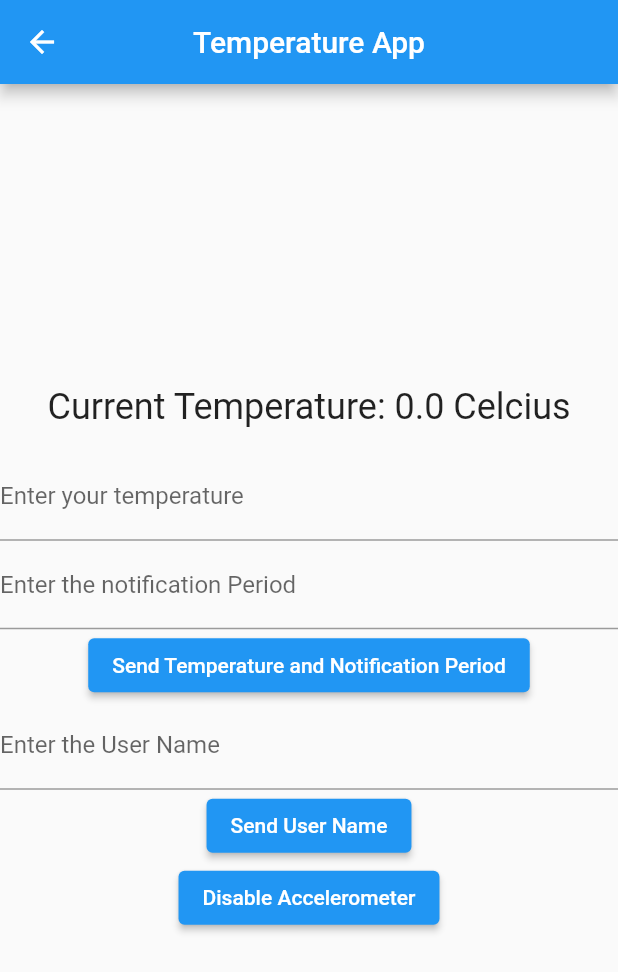
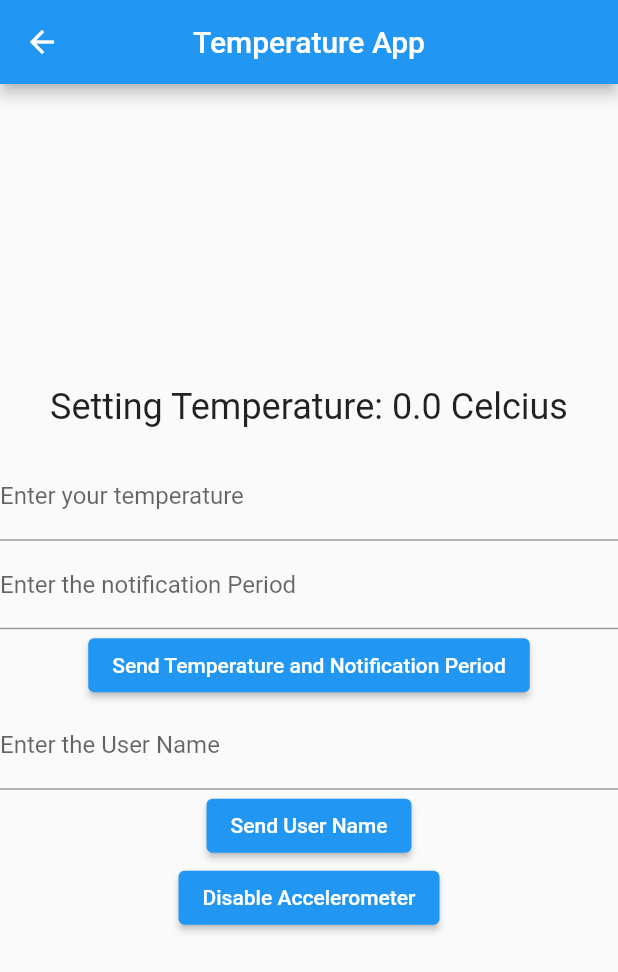
Before and after one commit to HAMMAD88/temperature-flutter, a Flutter app: the TemperaturePage screen opened directly with empty values, after a tap on "Enable Accelerometer", on a phone screen of 412 x 824 dp. Shown: the top 972 px of the screen. Run offline on Flutter 3.47's test engine with Material 2 defaults, Android fonts, the phone set to English and light mode, and no system bars; our stand-ins replace sensors, vibration; network calls fail.

Commit message:
Added setted  temperature on the display

```diff
--- a/lib/main.dart
+++ b/lib/main.dart
@@ -5,7 +5,6 @@ import 'dart:math';
 import 'package:flutter/material.dart';
 import 'package:http/http.dart' as http;
 import 'package:sensors/sensors.dart';
-// import 'package:sensors_plus/sensors_plus.dart';
 import 'package:vibration/vibration.dart';
 void main() {
   runApp(const MyApp());
@@ -107,6 +106,7 @@ class _TemperaturePageState extends State<TemperaturePage> {
   late StreamSubscription<AccelerometerEvent> _subscription;
   late double _temp;
   late double _newtemp;
+  late double _finaltemp;
   bool check = false;
 
 
@@ -118,11 +118,12 @@ class _TemperaturePageState extends State<TemperaturePage> {
     _temperature = '-';
     _temp = 0;
     _newtemp = 0;
+    _finaltemp = 0;
     _temperatureController = TextEditingController();
     _notifyperiod = TextEditingController();
     _username = TextEditingController();
     _startFetchingTemperature();
-    _startFetchingAngle();// _listenToRotation();
+    _startFetchingAngle();
 
   }
 
@@ -142,12 +143,8 @@ class _TemperaturePageState extends State<TemperaturePage> {
       final temperature = json['temp'];
       print('Temperature: $temperature');
       setState(() {
-        // _temperature = temperature.toString();
         double beta = double.parse(temperature);
         _temp = beta;
-        // if (beta > 25){
-        //   Vibration.vibrate(duration: 1000);
-        // }
       });
 
     } catch (e) {
@@ -160,14 +157,11 @@ class _TemperaturePageState extends State<TemperaturePage> {
           'http://${widget.ipAddress}:8000/api/settings/'));
       final json = jsonDecode(response.body);
       final temperature = json['temp'];
-      print('Temperature: $temperature');
       setState(() {
-        // _temperature = temperature.toString();
+
         double beta = double.parse(temperature);
         _newtemp = beta;
-        // if (beta > 25){
-        //   Vibration.vibrate(duration: 1000);
-        // }
+
       });
 
     } catch (e) {
@@ -177,21 +171,9 @@ class _TemperaturePageState extends State<TemperaturePage> {
 
   void _startFetchingTemperature() {
     Future.delayed(const Duration(milliseconds: 500)).then((_) {
-      //stopListeningToAccelerometer();
+
       _fetchTemperature();
       _fetchNewTemperature();
-      // (put in the if below).
-      //if (widget._isEnabled){
-
-       // _listenToRotation();
-         // Future.delayed(const Duration(milliseconds: 50));
-      //   _sendAngle(_angle);
-         //stopListeningToAccelerometer();
-      //}
-
-      // else{
-      //   stopListeningToAccelerometer();
-      // }
       _startFetchingTemperature();
 
     });
@@ -220,18 +202,15 @@ class _TemperaturePageState extends State<TemperaturePage> {
       check = !check;
 
     });
-    //stopListeningToAccelerometer();
   }
 
   void _listenToRotation() {
     _subscription = accelerometerEvents.listen((AccelerometerEvent event) {
       setState(() {
         _angle = event.x;
-        print(_angle);
       });
     }
     );
-   // _sendAngle(_angle);
   }
   void stopListeningToAccelerometer() {
     if (_subscription != null) {
@@ -246,7 +225,8 @@ class _TemperaturePageState extends State<TemperaturePage> {
       }
        double t = -(angle * 0.5);
        double alpha = (t +_newtemp);
-      String a = (alpha).toStringAsFixed(2);
+       String a = (alpha).toStringAsFixed(2);
+      _finaltemp = alpha;
       final response = await _client.post(
         Uri.parse('http://${widget.ipAddress}:8000/api/settings/'),
         body: jsonEncode(<String, dynamic>{
@@ -377,10 +357,18 @@ class _TemperaturePageState extends State<TemperaturePage> {
     child: Column(
     mainAxisAlignment: MainAxisAlignment.center,
     children: <Widget>[
-    Text(
-    'Current Temperature: $_temp Celcius',
-    style: const TextStyle(fontSize: 24),
-    ),
+      widget._isEnabled ?
+      Text(
+        'Setting Temperature: $_finaltemp Celcius',
+        style: const TextStyle(fontSize: 24),
+      ):
+
+
+      Text(
+        'Current Temperature: $_temp Celcius',
+        style: const TextStyle(fontSize: 24),
+      ),
+
     const SizedBox(height: 16),
     TextField(
     controller: _temperatureController,
@@ -418,7 +406,7 @@ class _TemperaturePageState extends State<TemperaturePage> {
       ),
     ],
     ),
-      ), /////put bracket here
+      ),
     ));
 
     }
```
